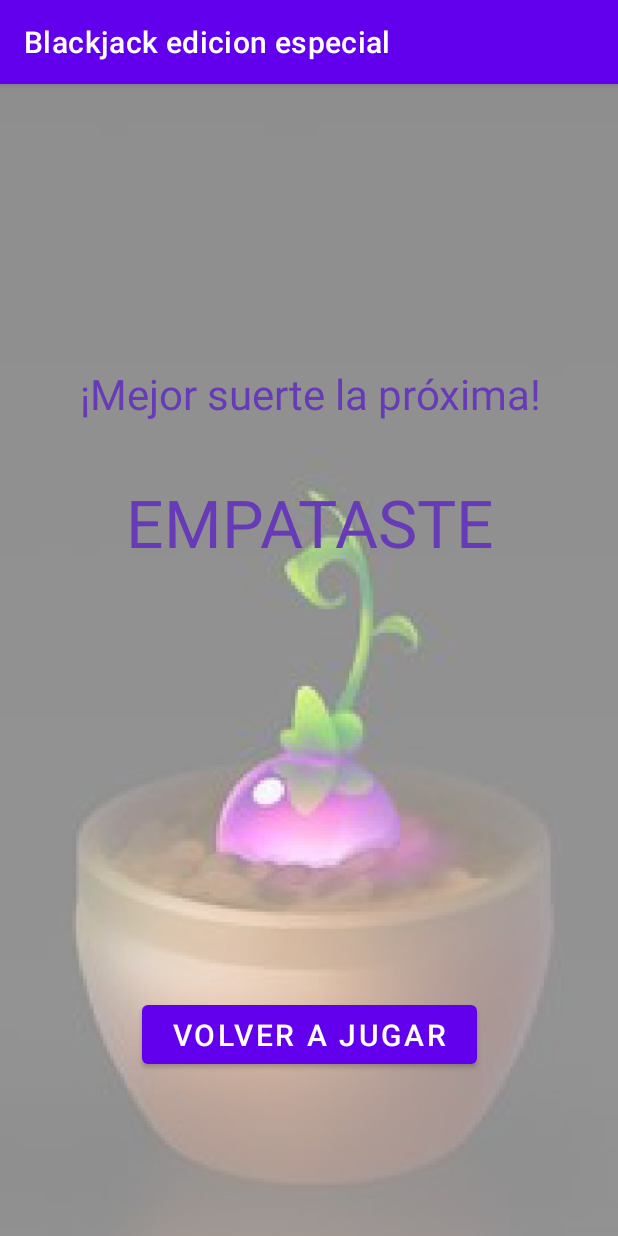
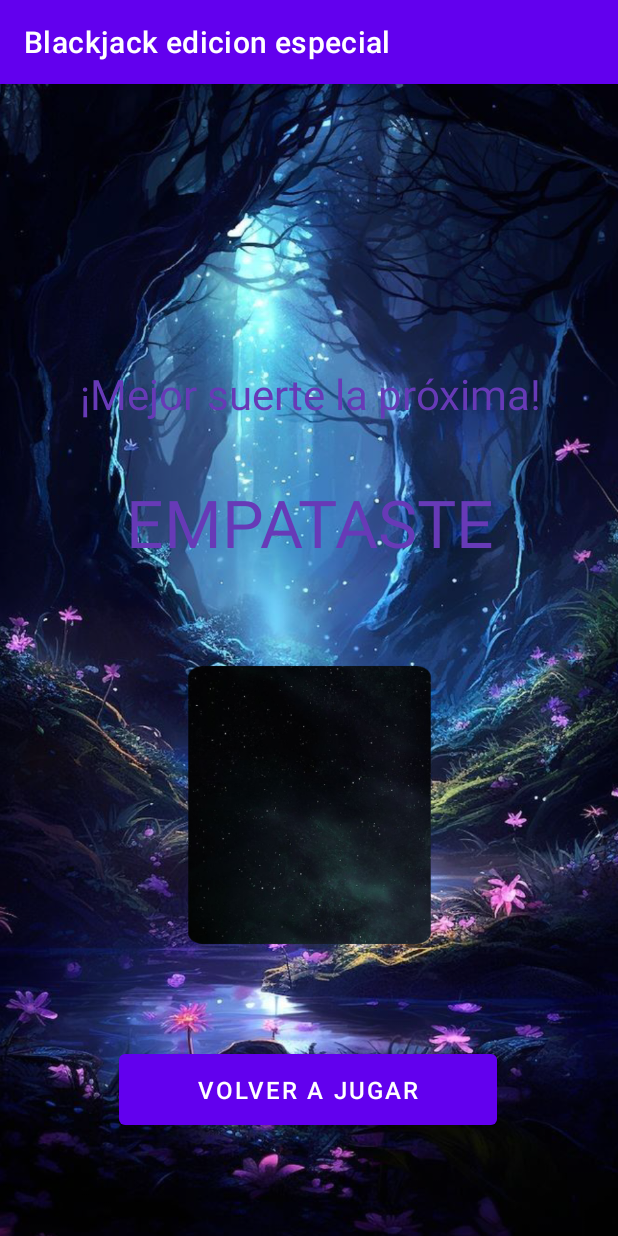
Before and after one commit to guadavaquer/final-am-acn4bv-vaquer, an Android app: the ActivityJuego6 screen opened directly, with no data from a screen before it, on a phone screen of 412 x 824 dp. Run offline under Robolectric (Android 15) with nearby library versions, the phone set to English and light mode, and no system bars; our stand-ins replace Firebase (no records; nobody signed in at launch, a user with empty details on screens opened directly).

Commit message:
Se agrega conexion con API creada en Replit para mostrar imagenes y se modifican imagenes de resultados

```diff
--- a/app/src/main/java/com/example/final_am_acn4bv_vaquer/ActivityJuego6.java
+++ b/app/src/main/java/com/example/final_am_acn4bv_vaquer/ActivityJuego6.java
@@ -2,36 +2,43 @@ package com.example.final_am_acn4bv_vaquer;
 
 import androidx.appcompat.app.AppCompatActivity;
 import androidx.constraintlayout.widget.ConstraintLayout;
+import android.graphics.Bitmap;
+import android.graphics.BitmapFactory;
 import android.os.Bundle;
+import android.util.Log;
+import android.widget.Button;
+import android.widget.ImageView;
 import android.widget.TextView;
-import android.widget.Button;
 import android.content.Intent;
 import android.view.View;
-
-import java.util.HashMap;
-import java.util.Map;
 
 import com.google.firebase.auth.FirebaseAuth;
 import com.google.firebase.auth.FirebaseUser;
 import com.google.firebase.firestore.DocumentReference;
-import com.google.firebase.firestore.DocumentSnapshot;
 import com.google.firebase.firestore.FirebaseFirestore;
 import com.google.firebase.firestore.FieldValue;
+
+import okhttp3.ResponseBody;
+import retrofit2.Call;
+import retrofit2.Callback;
+import retrofit2.Response;
+import retrofit2.Retrofit;
 
 public class ActivityJuego6 extends AppCompatActivity {
 
     private int puntajeJugador;
     private int puntajeIA;
     private int puntajePartida = 0;
-    //private int puntajeTotal = 0;
     ConstraintLayout layout;
     private FirebaseFirestore db;
+    private ApiService apiService;
 
     TextView textView1;
     TextView textView2;
+    ImageView imageView4;
 
-    FirebaseAuth mAuth = FirebaseAuth.getInstance();
-    FirebaseUser currentUser = mAuth.getCurrentUser();
+    FirebaseAuth mAuth; // = FirebaseAuth.getInstance();
+    FirebaseUser currentUser; // = mAuth.getCurrentUser();
     String userId;
 
     @Override
@@ -40,33 +47,35 @@ public class ActivityJuego6 extends AppCompatActivity {
         setContentView(R.layout.activity_juego6);
 
         db = FirebaseFirestore.getInstance();
+        Retrofit retrofit = ApiClient.getClient();
+        apiService = retrofit.create(ApiService.class);
 
         mAuth = FirebaseAuth.getInstance();
         currentUser = mAuth.getCurrentUser();
 
-        puntajeJugador = getIntent().getIntExtra("puntajeJugador",0);
-        puntajeIA = getIntent().getIntExtra("puntajeIA",0);
+        puntajeJugador = getIntent().getIntExtra("puntajeJugador", 0);
+        puntajeIA = getIntent().getIntExtra("puntajeIA", 0);
 
         layout = findViewById(R.id.layout);
         textView1 = findViewById(R.id.textView1);
         textView2 = findViewById(R.id.textView2);
+        imageView4 = findViewById(R.id.imageView4);
+
         resultadoJuego();
 
         Button buttonFin = findViewById(R.id.buttonFin);
         buttonFin.setOnClickListener(new View.OnClickListener() {
             @Override
             public void onClick(View view) {
-
                 Intent intent = new Intent(ActivityJuego6.this, Activity2.class);
                 startActivity(intent);
-
                 finish();
             }
         });
     }
 
     public void resultadoJuego() {
-        if (puntajeJugador==21 || (puntajeJugador > puntajeIA && puntajeJugador <=21 ) ||( puntajeIA >21 && puntajeJugador <=21)) {
+        if (puntajeJugador == 21 || (puntajeJugador > puntajeIA && puntajeJugador <= 21) || (puntajeIA > 21 && puntajeJugador <= 21)) {
             ganoJugador();
         } else if ((puntajeIA <= 21 && puntajeIA > puntajeJugador) || puntajeJugador > 21) {
             perdioJugador();
@@ -76,40 +85,58 @@ public class ActivityJuego6 extends AppCompatActivity {
         actualizarPuntajeTotal(currentUser.getUid(), puntajePartida);
     }
 
-    public void ganoJugador(){
+    public void ganoJugador() {
         layout.setBackgroundResource(R.drawable.ganar);
         textView1.setText("¡Felicidades!");
         textView2.setText("¡GANASTE!");
-
-        // Si gana suma tres puntos
         puntajePartida = 3;
+        cargarImagen("I9"); // Imagen para victoria
     }
 
-    public void perdioJugador(){
+    public void perdioJugador() {
         layout.setBackgroundResource(R.drawable.perder);
         textView1.setText("¡Mejor suerte la próxima!");
         textView2.setText("PERDISTE");
-
-        // Si pierde no suma puntos
         puntajePartida = 0;
+        cargarImagen("I3"); // Imagen para derrota
     }
 
-    public void empataron(){
+    public void empataron() {
         layout.setBackgroundResource(R.drawable.empatar);
         textView1.setText("¡Mejor suerte la próxima!");
         textView2.setText("EMPATASTE");
-
-        // Si empata suma un punto
         puntajePartida = 1;
-
+        cargarImagen("I6"); // Imagen para empate
     }
 
-    // Método para actualizar el puntaje total del usuario en Firestore
     private void actualizarPuntajeTotal(String userId, int score) {
+        DocumentReference userRef = db.collection("user").document(userId);
+        userRef.update("score", FieldValue.increment(score));
+    }
 
-        DocumentReference userRef = db.collection("user").document(userId);
+    private void cargarImagen(String imagePath) {
+        String baseUrl = getResources().getString(R.string.url_image_api);
+        String imageUrl = baseUrl+ "/images/" + imagePath;
+        Log.d("ActivityJuego6", "Making API request to: " + imageUrl);
+        Call<ResponseBody> call = apiService.getImage(imageUrl);
 
-        userRef.update("score", FieldValue.increment(score));
+        call.enqueue(new Callback<ResponseBody>() {
+            @Override
+            public void onResponse(Call<ResponseBody> call, Response<ResponseBody> response) {
+                if (response.isSuccessful() && response.body() != null) {
+                    Bitmap bitmap = BitmapFactory.decodeStream(response.body().byteStream());
+                    imageView4.setImageBitmap(bitmap);
+                } else {
+                    // Manejo de errores
+                    Log.e("ActivityJuego6", "Error: " + response.code() + " - " + response.message());
+                }
+            }
 
+            @Override
+            public void onFailure(Call<ResponseBody> call, Throwable t) {
+                // Manejo de errores
+                Log.e("ActivityJuego6", "Failure: " + t.getMessage());
+            }
+        });
     }
 }
--- /dev/null
+++ b/app/src/main/java/com/example/final_am_acn4bv_vaquer/ApiClient.java
@@ -0,0 +1,19 @@
+package com.example.final_am_acn4bv_vaquer;
+
+import retrofit2.Retrofit;
+import retrofit2.converter.gson.GsonConverterFactory;
+
+public class ApiClient {
+    private static final String BASE_URL = "https://replit.com/"; // Base URL
+    private static Retrofit retrofit = null;
+
+    public static Retrofit getClient() {
+        if (retrofit == null) {
+            retrofit = new Retrofit.Builder()
+                    .baseUrl(BASE_URL) // Establece la URL base
+                    .addConverterFactory(GsonConverterFactory.create()) // Aunque no uses Gson para ResponseBody, es una buena práctica tenerlo
+                    .build();
+        }
+        return retrofit;
+    }
+}
--- /dev/null
+++ b/app/src/main/java/com/example/final_am_acn4bv_vaquer/ApiService.java
@@ -0,0 +1,11 @@
+package com.example.final_am_acn4bv_vaquer;
+
+import okhttp3.ResponseBody;
+import retrofit2.Call;
+import retrofit2.http.GET;
+import retrofit2.http.Url;
+
+public interface ApiService {
+    @GET
+    Call<ResponseBody> getImage(@Url String imageUrl);
+}
--- a/app/src/main/res/layout/activity_2.xml
+++ b/app/src/main/res/layout/activity_2.xml
@@ -33,8 +33,8 @@
 
     <Button
         android:id="@+id/btn_logout"
-        android:layout_width="140dp"
-        android:layout_height="45dp"
+        android:layout_width="155dp"
+        android:layout_height="41dp"
         android:layout_marginTop="16dp"
         android:layout_marginEnd="16dp"
         android:text="Cerrar sesión"
--- a/app/src/main/res/layout/activity_juego6.xml
+++ b/app/src/main/res/layout/activity_juego6.xml
@@ -43,17 +43,30 @@
 
     <Button
         android:id="@+id/buttonFin"
-        android:layout_width="223dp"
-        android:layout_height="51dp"
+        android:layout_width="252dp"
+        android:layout_height="59dp"
         android:layout_marginStart="46dp"
-        android:layout_marginTop="244dp"
         android:layout_marginEnd="46dp"
         android:layout_marginBottom="68dp"
         android:text="VOLVER A JUGAR"
-        android:textSize="20sp"
+        android:textSize="16sp"
         app:layout_constraintBottom_toBottomOf="parent"
         app:layout_constraintEnd_toEndOf="parent"
+        app:layout_constraintHorizontal_bias="0.492"
+        app:layout_constraintStart_toStartOf="parent" />
+
+    <ImageView
+        android:id="@+id/imageView4"
+        android:layout_width="239dp"
+        android:layout_height="285dp"
+        android:layout_marginTop="8dp"
+        android:layout_marginBottom="8dp"
+        app:layout_constraintBottom_toTopOf="@+id/buttonFin"
+        app:layout_constraintEnd_toEndOf="parent"
         app:layout_constraintStart_toStartOf="parent"
-        app:layout_constraintTop_toBottomOf="@+id/textView2" />
+        app:layout_constraintTop_toBottomOf="@+id/textView2"
+        app:layout_constraintVertical_bias="0.421"
+        app:srcCompat="@drawable/i0"
+        tools:ignore="MissingConstraints" />
 
 </androidx.constraintlayout.widget.ConstraintLayout>
--- a/app/src/main/res/values/strings.xml
+++ b/app/src/main/res/values/strings.xml
@@ -2,4 +2,7 @@
     <string name="app_name">Blackjack edicion especial</string>
     <string name="title_activity_juego1">JuegoActivity1</string>
     <string name="title_activity_2">Activity2</string>
+
+    <!-- Se debe modificar el link de Replit cada vez que se inicia el modo dev -->
+    <string name="url_image_api">https://5ba329a2-854f-4709-a4b4-c1c89e6259e1-00-2jz78a8k3uo9a.riker.replit.dev</string>
 </resources>
```
Also changed, not shown: app/build.gradle (+13 -0 lines), app/src/main/AndroidManifest.xml (+9 -0 lines), app/src/main/java/com/example/final_am_acn4bv_vaquer/LoginActivity.java (+5 -2 lines), app/src/main/res/layout/activity_main.xml (+4 -3 lines), app/src/main/java/com/example/final_am_acn4bv_vaquer/MainActivity.java (line endings or trailing spaces), app/src/main/res/drawable/dorso_1.png, app/src/main/res/drawable/empatar.jpg (deleted), app/src/main/res/drawable/empatar.png (added), app/src/main/res/drawable/ganar.jpg (deleted), app/src/main/res/drawable/ganar.png (added), app/src/main/res/drawable/i0.png (added), app/src/main/res/drawable/i1.png (added), app/src/main/res/drawable/perder.jpeg (deleted), app/src/main/res/drawable/perder.png (added).
